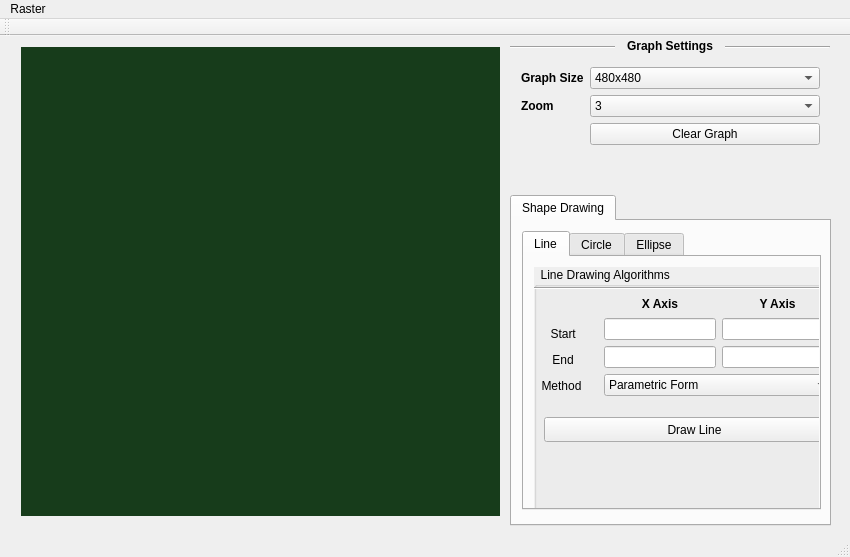
Above: BCSE-III/graphicsLab/assignment76/mainwindow.ui from RohitChattopadhyay/JUCSE-Sessionals before the change. Below: the same form after it.
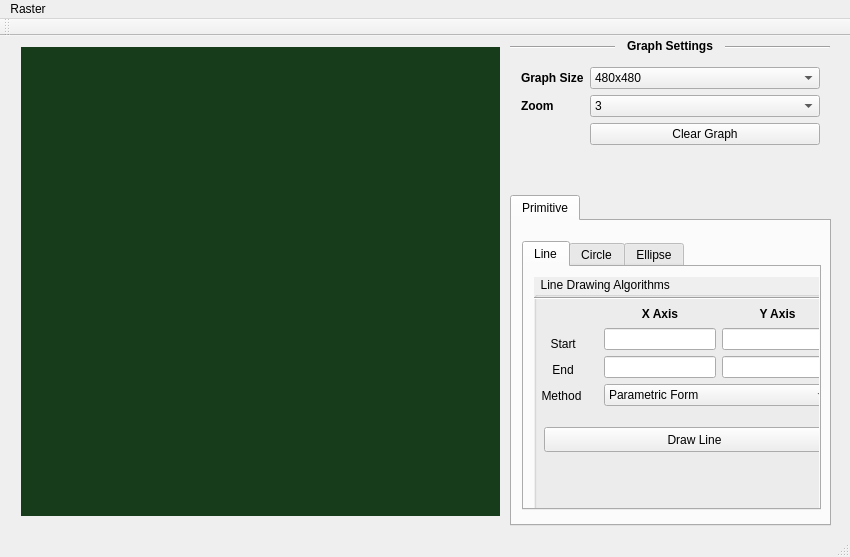
That is the form after the change. The open tabs and pages were chosen to show the change. Icons and pictures are not drawn. Custom widgets are drawn as their Qt base class.

```diff
--- a/BCSE-III/graphicsLab/assignment76/mainwindow.ui
+++ b/BCSE-III/graphicsLab/assignment76/mainwindow.ui
@@ -237,15 +237,15 @@
     </property>
     <widget class="QWidget" name="tab">
      <attribute name="title">
-      <string>Shape Drawing</string>
+      <string>Primitive</string>
      </attribute>
      <widget class="QWidget" name="gridLayoutWidget_2">
       <property name="geometry">
        <rect>
         <x>-1</x>
-        <y>-1</y>
+        <y>9</y>
         <width>321</width>
-        <height>301</height>
+        <height>291</height>
        </rect>
       </property>
       <layout class="QGridLayout" name="gridLayout_2">
```
Left out of the diff: 2 changed lines with no effect on the pictures.
